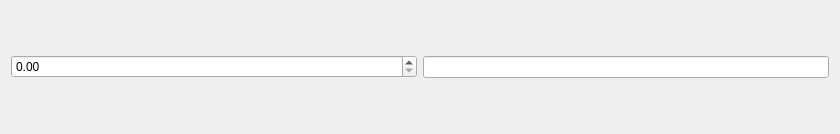
Qt form examples/spinbox/spinbox.ui (slaclab/pydm) before a commit.
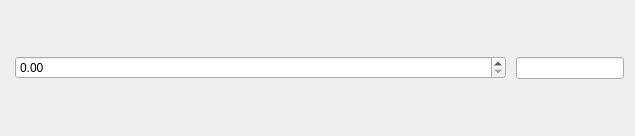
The same form after that commit. Custom widgets are drawn as their Qt base class.

Commit message: Don't use alarm-sensitive border by default on PyDMSpinbox.

Diff of the .ui file:
```diff
--- a/examples/spinbox/spinbox.ui
+++ b/examples/spinbox/spinbox.ui
@@ -6,8 +6,8 @@
    <rect>
     <x>0</x>
     <y>0</y>
-    <width>840</width>
-    <height>134</height>
+    <width>635</width>
+    <height>136</height>
    </rect>
   </property>
   <property name="windowTitle">
@@ -15,7 +15,13 @@
   </property>
   <layout class="QHBoxLayout" name="horizontalLayout">
    <item>
-    <widget class="PyDMSpinbox" name="PyDMSpinbox">
+    <widget class="PyDMFrame" name="PyDMFrame">
+     <property name="sizePolicy">
+      <sizepolicy hsizetype="Preferred" vsizetype="Maximum">
+       <horstretch>0</horstretch>
+       <verstretch>0</verstretch>
+      </sizepolicy>
+     </property>
      <property name="toolTip">
       <string/>
      </property>
@@ -28,12 +34,45 @@
      <property name="channel" stdset="0">
       <string>ca://MTEST:Float</string>
      </property>
+     <layout class="QVBoxLayout" name="verticalLayout">
+      <property name="leftMargin">
+       <number>4</number>
+      </property>
+      <property name="topMargin">
+       <number>4</number>
+      </property>
+      <property name="rightMargin">
+       <number>4</number>
+      </property>
+      <property name="bottomMargin">
+       <number>4</number>
+      </property>
+      <item>
+       <widget class="PyDMSpinbox" name="PyDMSpinbox">
+        <property name="toolTip">
+         <string/>
+        </property>
+        <property name="whatsThis">
+         <string/>
+        </property>
+        <property name="alarmSensitiveBorder" stdset="0">
+         <bool>false</bool>
+        </property>
+        <property name="showUnits" stdset="0">
+         <bool>true</bool>
+        </property>
+        <property name="channel" stdset="0">
+         <string>ca://MTEST:Float</string>
+        </property>
+       </widget>
+      </item>
+     </layout>
     </widget>
    </item>
    <item>
     <widget class="PyDMLineEdit" name="theLineEdit">
      <property name="sizePolicy">
-      <sizepolicy hsizetype="Preferred" vsizetype="Fixed">
+      <sizepolicy hsizetype="Maximum" vsizetype="Fixed">
        <horstretch>0</horstretch>
        <verstretch>0</verstretch>
       </sizepolicy>
@@ -57,16 +96,22 @@
   </layout>
  </widget>
  <customwidgets>
-  <customwidget>
-   <class>PyDMLineEdit</class>
-   <extends>QLineEdit</extends>
-   <header>pydm.widgets.line_edit</header>
-  </customwidget>
   <customwidget>
    <class>PyDMSpinbox</class>
    <extends>QDoubleSpinBox</extends>
    <header>pydm.widgets.spinbox</header>
   </customwidget>
+  <customwidget>
+   <class>PyDMLineEdit</class>
+   <extends>QLineEdit</extends>
+   <header>pydm.widgets.line_edit</header>
+  </customwidget>
+  <customwidget>
+   <class>PyDMFrame</class>
+   <extends>QFrame</extends>
+   <header>pydm.widgets.frame</header>
+   <container>1</container>
+  </customwidget>
  </customwidgets>
  <resources/>
  <connections/>
```
Left out of the diff: 14 changed lines with no effect on the pictures. The commit also changes 1 other file.
